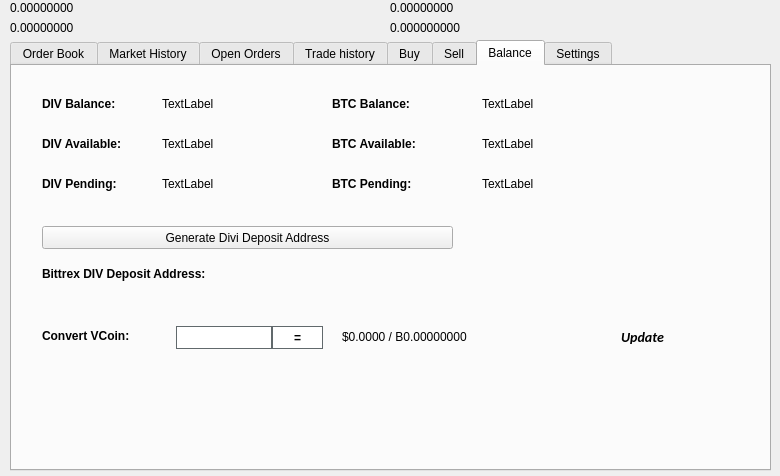
This is src/qt/forms/tradingdialog.ui in mjk22/SlashDash as Qt 5 draws it before an edit. The edited form follows.
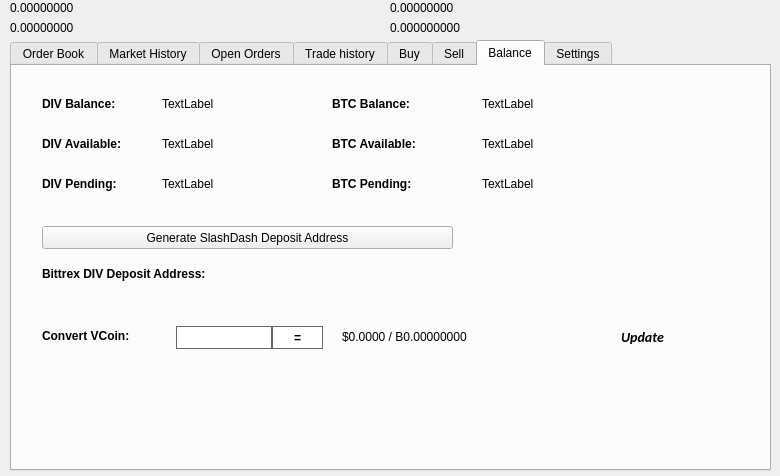
This is the edited form. The open tabs and pages were chosen to show the change. Icons and pictures are not drawn.

Commit message:
Name change to SlashDash
Name changes to SlashDash, slashdash and SDAH throughout.

Diff of the .ui file:
```diff
--- a/src/qt/forms/tradingdialog.ui
+++ b/src/qt/forms/tradingdialog.ui
@@ -2941,7 +2941,7 @@
       </rect>
      </property>
      <property name="text">
-      <string>Generate Divi Deposit Address</string>
+      <string>Generate SlashDash Deposit Address</string>
      </property>
      <property name="icon">
       <iconset resource="../divi.qrc">
```
Left out of the diff: 12 changed lines with no effect on the pictures. The commit also changes 250 other files.
